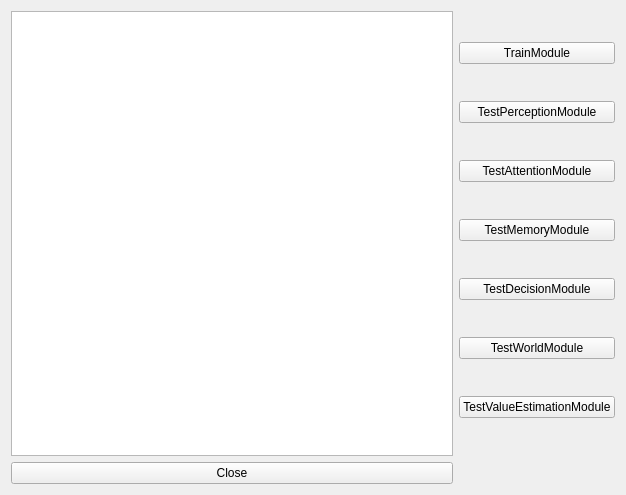
Qt form IRSGUI/BrainDeepLearnForm.ui (yhlmaybe/Intelligent-Robot-System) before a commit.
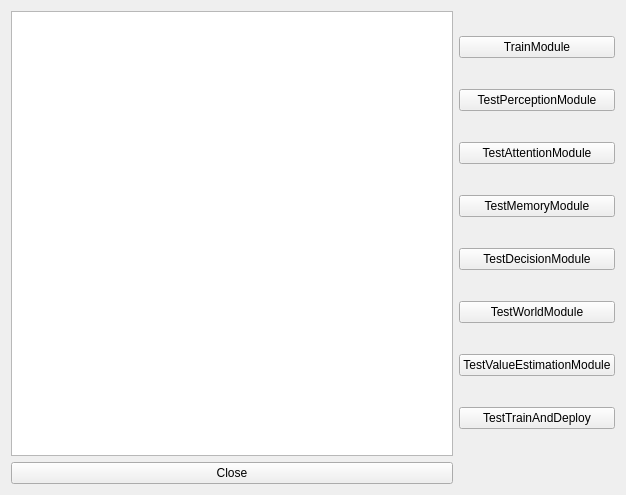
The same form after that commit.

```diff
--- a/IRSGUI/BrainDeepLearnForm.ui
+++ b/IRSGUI/BrainDeepLearnForm.ui
@@ -75,6 +75,13 @@
        </property>
       </widget>
      </item>
+     <item>
+      <widget class="QPushButton" name="testTrainAndDeploy_pushButton">
+       <property name="text">
+        <string>TestTrainAndDeploy</string>
+       </property>
+      </widget>
+     </item>
     </layout>
    </item>
    <item row="1" column="0">
```
